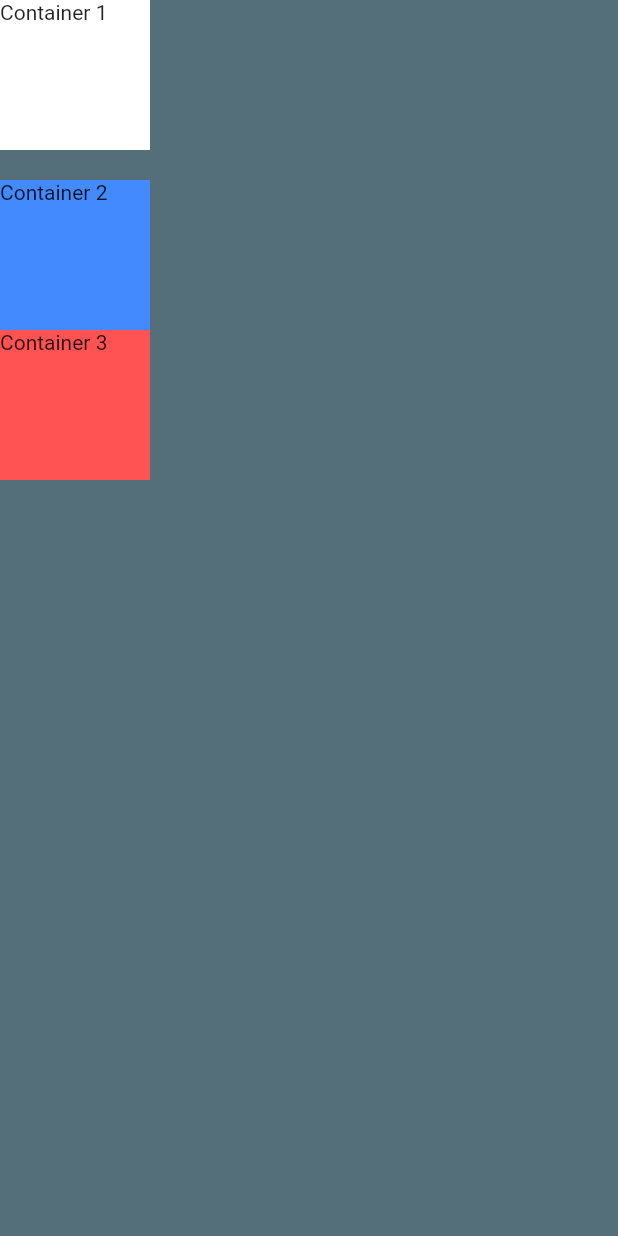
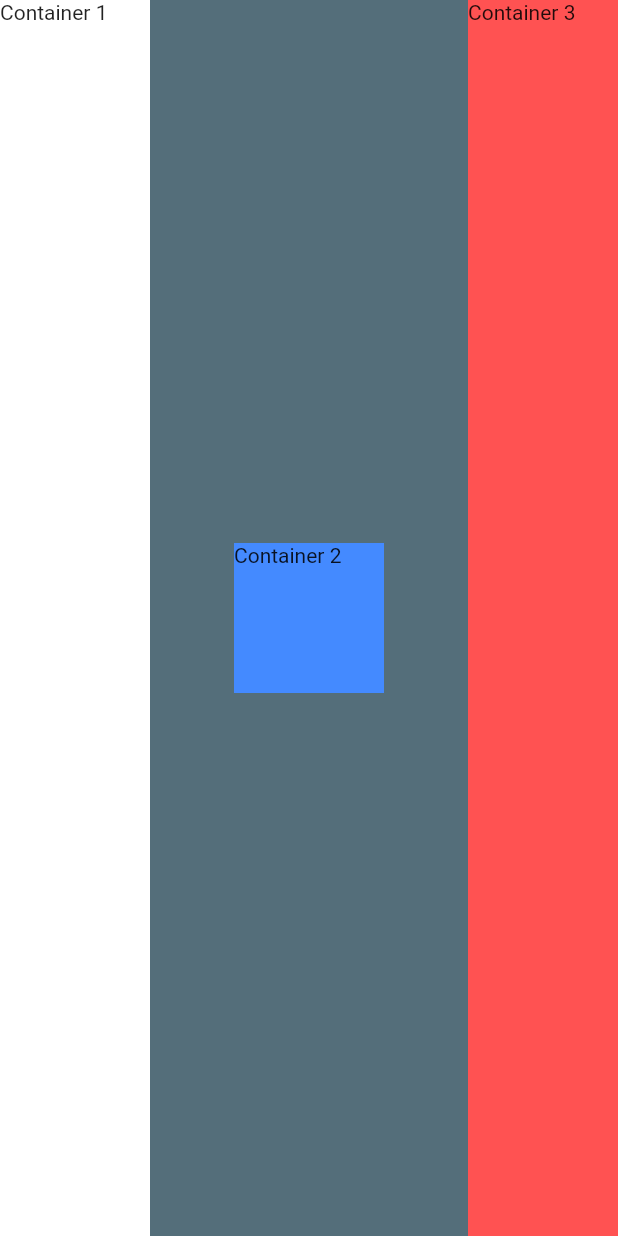
Before and after one commit to bgurtz/flutter_contact_card, a Flutter app: the screen it shows after launch, on a phone screen of 412 x 824 dp. Run offline on Flutter 3.47's test engine with Material 2 defaults, Android fonts, the phone set to English and light mode, and no system bars.

Commit message:
Challange ( Row )

```diff
--- a/lib/main.dart
+++ b/lib/main.dart
@@ -17,22 +17,22 @@ class MyApp extends StatelessWidget {
       home: Scaffold(
         backgroundColor: Colors.blueGrey[600],
         body: SafeArea(
-          child: Column(
+          child: Row(
             // mainAxisSize: MainAxisSize.min, // will shrink the size of the column to the min amount needded
             // mainAxisAlignment: MainAxisAlignment.end, // will move the three boxes to the bottom of the screen,
             // mainAxisAlignment: MainAxisAlignment.center, // This will move our boxes to the middle of the screen
             // mainAxisAlignment: MainAxisAlignment.spaceEvenly, // will space the boxes evenly
-            // mainAxisAlignment: MainAxisAlignment.spaceBetween, // this will put a box at the top, one at the bottom, & one in the middle
+             mainAxisAlignment: MainAxisAlignment.spaceBetween, // this will put a box at the top, one at the bottom, & one in the middle
             // mainAxisAlignment: MainAxisAlignment.spaceAround, // this is just a bit diffrent then space evenly
             children: <Widget>[
               Container(
-                height: 100,
+                height: double.infinity,
                 width: 100,
                 color: Colors.white,
                 child: Text('Container 1'),
               ),
             // The sizedBox adds a little space between our boxes
-              SizedBox(height: 20.0),
+            // SizedBox(height: 20.0),
               Container(
                 width: 100.0,
                 height: 100.0,
@@ -41,7 +41,7 @@ class MyApp extends StatelessWidget {
               ),
               Container(
                 width: 100.0,
-                height: 100.0,
+                height: double.infinity,
                 color: Colors.redAccent,
                 child: Text('Container 3'),
               ),
```
